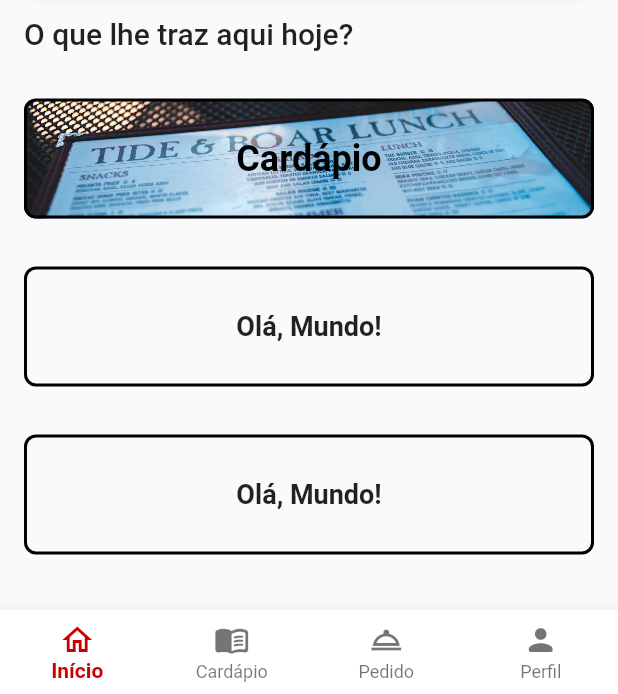
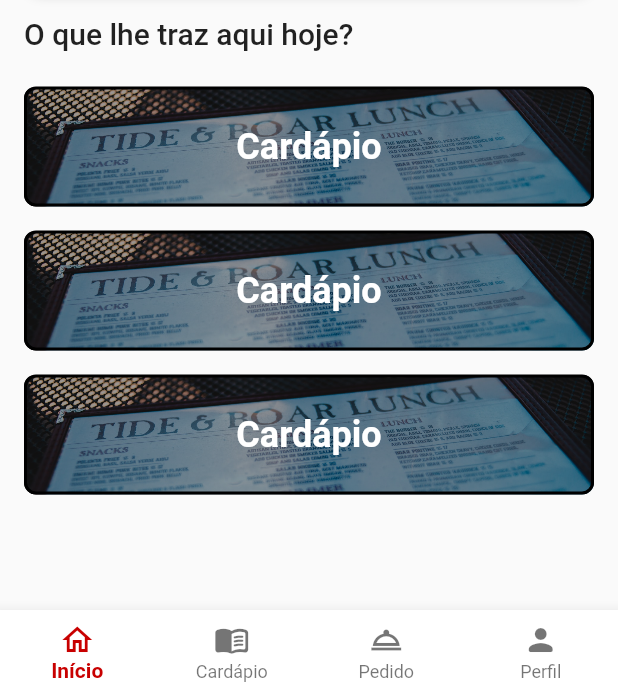
Before and after one commit to guilhermefmmachado/cantina_jit, a Flutter app: the screen it shows after launch, on a phone screen of 412 x 824 dp, the part 542-1236 px from its top. Run offline on Flutter 3.47's test engine with Material 2 defaults, Android fonts, the phone set to English and light mode, and no system bars.

Commit message:
Configurando GDetector dos botões da home.

```diff
--- a/lib/main.dart
+++ b/lib/main.dart
@@ -18,7 +18,7 @@ class _MyAppState extends State<MyApp> {
   Widget build(BuildContext context) {
     return MaterialApp(
       debugShowCheckedModeBanner: false,
-      home: Tabbar(),
+      home: Tabbar(setCurrentIndex: 0,),
     );
   }
 }
--- a/lib/navigations/tabbar.dart
+++ b/lib/navigations/tabbar.dart
@@ -6,17 +6,32 @@ import 'package:cantina_jit/views/pedido.dart';
 import 'package:cantina_jit/views/profile.dart';
 
 class Tabbar extends StatefulWidget {
-  const Tabbar({Key? key}) : super(key: key);
+  final int setCurrentIndex;
+
+  const Tabbar({required int setCurrentIndex}) : this.setCurrentIndex = setCurrentIndex;
+
 
   @override
-  State<Tabbar> createState() => _TabbarState();
+  State<Tabbar> createState() => _TabbarState(setCurrentIndex);
 }
 
 class _TabbarState extends State<Tabbar> {
 
+  _TabbarState(this.currentIndex);
+
   final String _title = "Aqui fica o nome da escola";
-  int _selectedTab = 0;
+  int currentIndex = 0;
+  final views = [
+    HomeView(),
+    CardapioView(),
+    PedidoView(),
+    ProfileView(),
+  ];
 
+  /*
+    TODO:
+    1. Separar APPBAR; 2. SEPARAR BOTTOM NAVBAR; 3 CONTINUAR PROGRAMAÇÃO
+  */
   @override
   Widget build(BuildContext context) {
     return Scaffold(
@@ -27,17 +42,8 @@ class _TabbarState extends State<Tabbar> {
         backgroundColor: AppColorPalette.redMain,
       ),
       bottomNavigationBar: BottomNavigationBar(
-        currentIndex: _selectedTab,
-        onTap: (index) {
-          setState(() {
-            this._selectedTab = index;
-          });
-        },
-        type: BottomNavigationBarType.fixed,
-        backgroundColor: AppColorPalette.white,
-        selectedItemColor: AppColorPalette.redMain,
-        unselectedItemColor: AppColorPalette.blackAux,
-        selectedLabelStyle: TextStyle(fontWeight: FontWeight.bold),
+        currentIndex: currentIndex,
+        onTap: (index) => setState(() => currentIndex = index),
         items: [
           BottomNavigationBarItem(
               icon: Icon(Icons.home_outlined), label: "Início"),
@@ -48,24 +54,15 @@ class _TabbarState extends State<Tabbar> {
           BottomNavigationBarItem(
               icon: Icon(Icons.person_rounded), label: "Perfil"),
         ],
+        type: BottomNavigationBarType.fixed,
+        backgroundColor: AppColorPalette.white,
+        selectedItemColor: AppColorPalette.redMain,
+        unselectedItemColor: AppColorPalette.blackAux,
+        selectedLabelStyle: TextStyle(fontWeight: FontWeight.bold),
       ),
-      body: Stack(
-        children: [
-          renderView(0, HomeView()),
-          renderView(1, CardapioView()),
-          renderView(2, PedidoView()),
-          renderView(3, ProfileView()),
-        ],
-      ),
-    );
-  }
-
-  Widget renderView(tabIndex, currentView) {
-    return IgnorePointer(
-      ignoring: _selectedTab != tabIndex,
-      child: Opacity(
-        opacity: _selectedTab == tabIndex ? 1 : 0,
-        child: currentView,
+      body: IndexedStack(
+        index: currentIndex,
+        children: views,
       ),
     );
   }
--- a/lib/views/home.dart
+++ b/lib/views/home.dart
@@ -1,4 +1,6 @@
 import 'package:cantina_jit/auxiliar-classes/app_color_palette.dart';
+import 'package:cantina_jit/widgets/home_nav_button.dart';
+import 'package:cantina_jit/widgets/home_header.dart';
 import 'package:flutter/material.dart';
 
 class HomeView extends StatefulWidget {
@@ -15,45 +17,7 @@ class _HomeViewState extends State<HomeView> {
       body: SingleChildScrollView(
         child: Column(
           children: [
-            Stack(
-              children: [
-                Image(
-                  image: AssetImage("assets/system_images/home-wallpaper.jpg"),
-                  width: MediaQuery.of(context).size.width,
-                  fit: BoxFit.cover,
-                ),
-                Container(
-                  decoration: BoxDecoration(
-                      color: AppColorPalette.white,
-                      borderRadius: BorderRadius.circular(10),
-                      boxShadow: [
-                        BoxShadow(
-                          color: Colors.black.withOpacity(0.2),
-                          spreadRadius: 2,
-                          blurRadius: 6,
-                        ),
-                      ]),
-                  width: MediaQuery.of(context).size.width,
-                  height: 200,
-                  margin: EdgeInsets.fromLTRB(20, 100, 20, 0),
-                  child: Row(
-                    children: [
-                      Image(
-                          image: AssetImage(
-                              "assets/system_images/logos/Cantina JIT-logos_transparent.png")),
-                      Expanded(
-                        child: Text(
-                          "Bem-vindo à Cantina JIT!",
-                          style: TextStyle(
-                            fontSize: 24,
-                          ),
-                        ),
-                      ),
-                    ],
-                  ),
-                ),
-              ],
-            ),
+            HomeHeader(),
             Row(
               children: [
                 Padding(
@@ -65,91 +29,10 @@ class _HomeViewState extends State<HomeView> {
                 ),
               ],
             ),
-
             // NOVAS ROWS E GESTURE DETECTORS
-            Row(
-              children: [
-                GestureDetector(
-                  child: Expanded(
-                      child: Container(
-                    width: MediaQuery.of(context).size.width - 32,
-                    height: 80,
-                    margin: EdgeInsets.all(16),
-                    decoration: BoxDecoration(
-                      border:
-                          Border.all(width: 2, color: AppColorPalette.black),
-                      borderRadius: BorderRadius.circular(8),
-                      image: DecorationImage(
-                        image: AssetImage(
-                            "assets/system_images/cardapio-button-wallpaper-02.jpg"
-                        ),
-                        fit: BoxFit.cover,
-                        filterQuality: FilterQuality.low,
-                      ),
-                    ),
-                    child: Center(
-                        child: Text(
-                      "Cardápio",
-                      style: TextStyle(
-                        fontSize: 24,
-                        fontWeight: FontWeight.bold,
-                        color: AppColorPalette.black,
-                      ),
-                    )),
-                  )),
-                ),
-              ],
-            ),
-            Row(
-              children: [
-                GestureDetector(
-                  child: Expanded(
-                      child: Container(
-                    width: MediaQuery.of(context).size.width - 32,
-                    height: 80,
-                    margin: EdgeInsets.all(16),
-                    decoration: BoxDecoration(
-                      border:
-                          Border.all(width: 2, color: AppColorPalette.black),
-                      borderRadius: BorderRadius.circular(8),
-                    ),
-                    child: Center(
-                        child: Text(
-                      "Olá, Mundo!",
-                      style: TextStyle(
-                        fontSize: 18,
-                        fontWeight: FontWeight.bold,
-                      ),
-                    )),
-                  )),
-                ),
-              ],
-            ),
-            Row(
-              children: [
-                GestureDetector(
-                  child: Expanded(
-                      child: Container(
-                    width: MediaQuery.of(context).size.width - 32,
-                    height: 80,
-                    margin: EdgeInsets.all(16),
-                    decoration: BoxDecoration(
-                      border:
-                          Border.all(width: 2, color: AppColorPalette.black),
-                      borderRadius: BorderRadius.circular(8),
-                    ),
-                    child: Center(
-                        child: Text(
-                      "Olá, Mundo!",
-                      style: TextStyle(
-                        fontSize: 18,
-                        fontWeight: FontWeight.bold,
-                      ),
-                    )),
-                  )),
-                ),
-              ],
-            ),
+            HomeNavButton(),
+            HomeNavButton(),
+            HomeNavButton(),
           ],
         ),
       ),
--- /dev/null
+++ b/lib/widgets/home_header.dart
@@ -0,0 +1,51 @@
+import 'package:cantina_jit/auxiliar-classes/app_color_palette.dart';
+import 'package:flutter/material.dart';
+
+class HomeHeader extends StatelessWidget {
+  const HomeHeader({
+    Key? key,
+  }) : super(key: key);
+
+  @override
+  Widget build(BuildContext context) {
+    return Stack(
+      children: [
+        Image(
+          image: AssetImage("assets/system_images/home-wallpaper.jpg"),
+          width: MediaQuery.of(context).size.width,
+          fit: BoxFit.cover,
+        ),
+        Container(
+          decoration: BoxDecoration(
+              color: AppColorPalette.white,
+              borderRadius: BorderRadius.circular(10),
+              boxShadow: [
+                BoxShadow(
+                  color: AppColorPalette.black.withOpacity(0.2),
+                  spreadRadius: 2,
+                  blurRadius: 6,
+                ),
+              ]),
+          width: MediaQuery.of(context).size.width,
+          height: 200,
+          margin: EdgeInsets.fromLTRB(20, 100, 20, 0),
+          child: Row(
+            children: [
+              Image(
+                  image: AssetImage(
+                      "assets/system_images/logos/Cantina JIT-logos_transparent.png")),
+              Expanded(
+                child: Text(
+                  "Bem-vindo à Cantina JIT!",
+                  style: TextStyle(
+                    fontSize: 24,
+                  ),
+                ),
+              ),
+            ],
+          ),
+        ),
+      ],
+    );
+  }
+}
--- /dev/null
+++ b/lib/widgets/home_nav_button.dart
@@ -0,0 +1,58 @@
+import 'package:cantina_jit/auxiliar-classes/app_color_palette.dart';
+import 'package:cantina_jit/navigations/tabbar.dart';
+import 'package:cantina_jit/views/cardapio.dart';
+import 'package:flutter/material.dart';
+
+class HomeNavButton extends StatefulWidget {
+  const HomeNavButton({
+    Key? key,
+  }) : super(key: key);
+
+  @override
+  State<HomeNavButton> createState() => _HomeNavButtonState();
+}
+
+class _HomeNavButtonState extends State<HomeNavButton> {
+  @override
+  Widget build(BuildContext context) {
+    return Row(
+      children: [
+        GestureDetector(
+          onTap: () {
+            // Navigator.push(context, MaterialPageRoute(builder: (context) => Tabbar(setCurrentIndex: 1,)));
+            Tabbar(setCurrentIndex: 1,);
+          },
+          child: Expanded(
+            child: Container(
+              width: MediaQuery.of(context).size.width - 32,
+              height: 80,
+              margin: EdgeInsets.symmetric(horizontal: 16, vertical: 8),
+              decoration: BoxDecoration(
+                border: Border.all(color: AppColorPalette.black, width: 2),
+                borderRadius: BorderRadius.circular(8),
+                image: DecorationImage(
+                  image: AssetImage(
+                      "assets/system_images/cardapio-button-wallpaper-02.jpg"),
+                  fit: BoxFit.cover,
+                  filterQuality: FilterQuality.low,
+                  colorFilter: ColorFilter.mode(
+                      AppColorPalette.black.withOpacity(0.4), BlendMode.darken),
+                ),
+              ),
+              child: Center(
+                child: Text(
+                  "Cardápio",
+                  style: TextStyle(
+                    fontSize: 24,
+                    fontWeight: FontWeight.bold,
+                    color: AppColorPalette.white,
+                  ),
+                ),
+              ),
+            ),
+          ),
+        ),
+      ],
+    );
+  }
+}
```
Also changed, not shown: lib/widgets/app_bar.dart (added), pubspec.lock, 1 other file.
